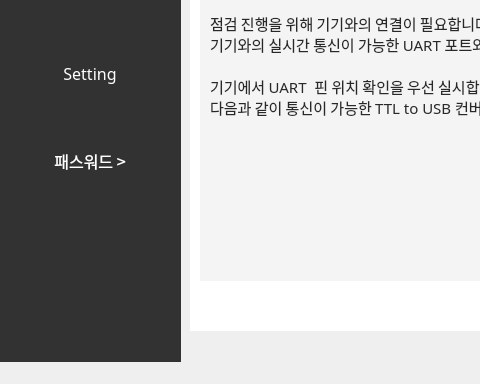
First picture: the form in step2.ui, repository skyun333/wallpad, before the edit; both pictures show x 0 to 480 and y 320 to 704 of the 961 by 704 pixel window.
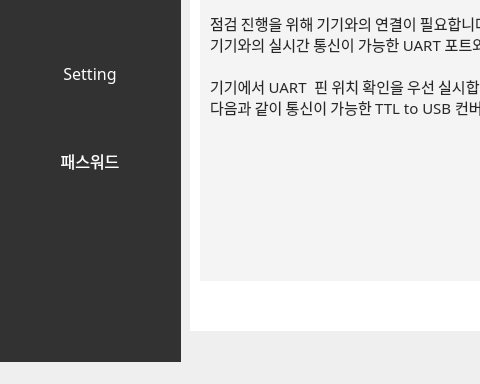
Second picture: the form after the edit. Icons and pictures are not drawn.

```diff
--- a/step2.ui
+++ b/step2.ui
@@ -380,7 +380,7 @@
         <string notr="true">color:rgb(255, 255, 255)</string>
        </property>
        <property name="text">
-        <string>패스워드 &gt;</string>
+        <string>패스워드</string>
        </property>
        <property name="alignment">
         <set>Qt::AlignCenter</set>
```
